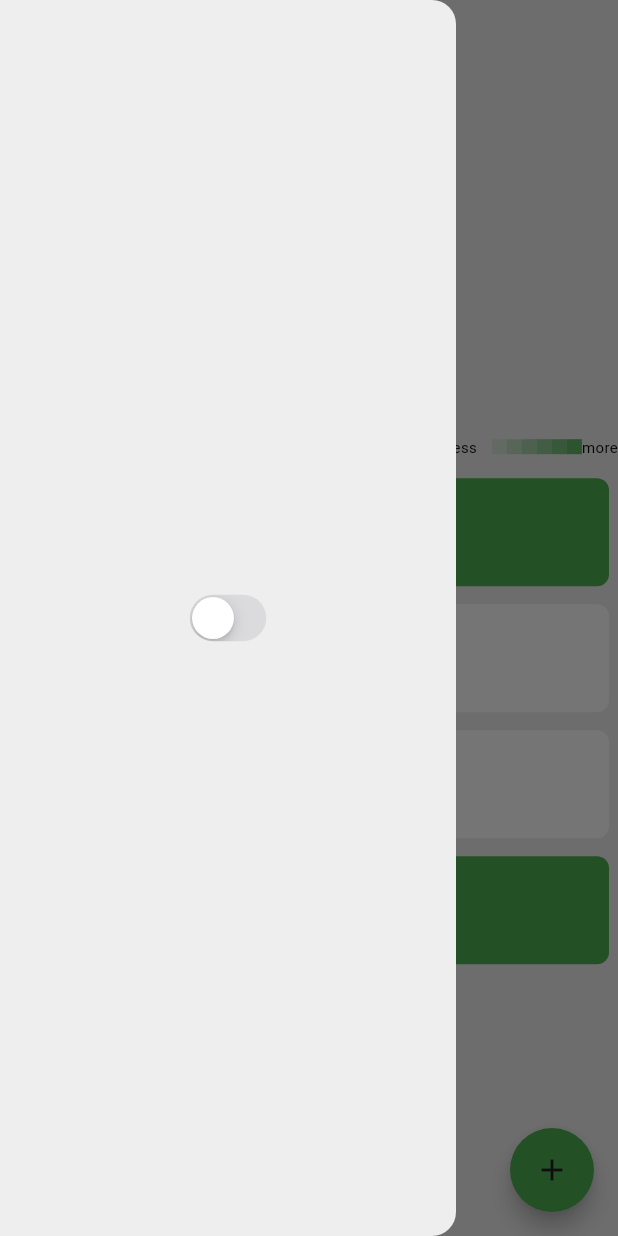
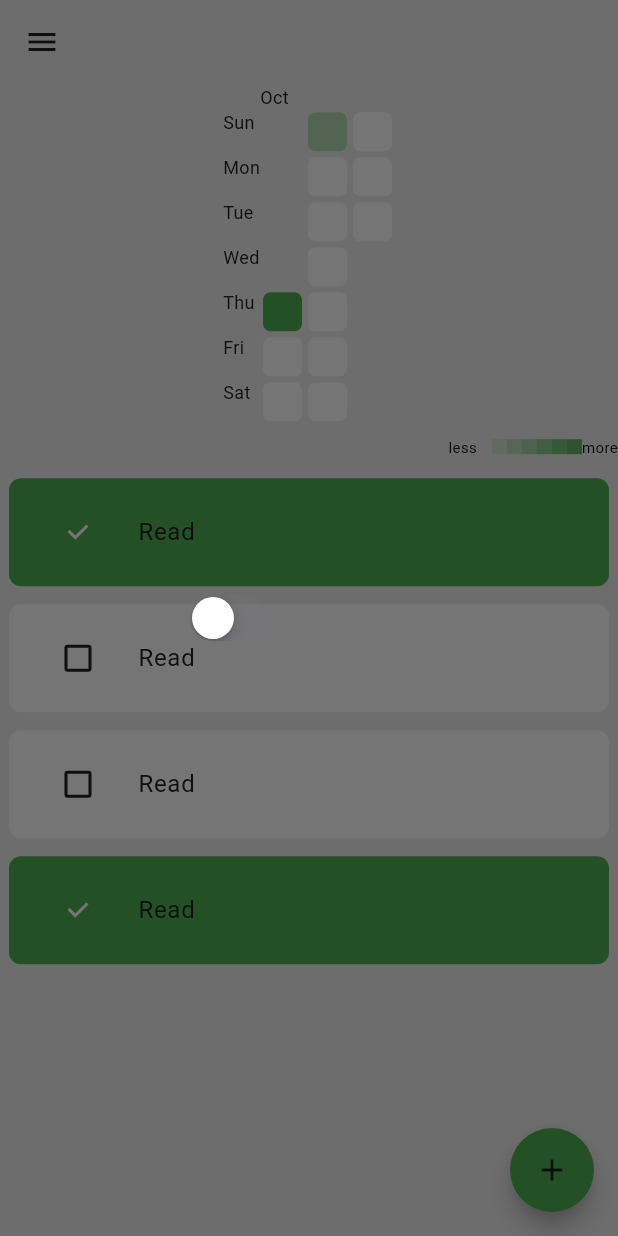
Before and after one commit to Eznira/habit_tracker, a Flutter app: the screen it shows after launch, with the side drawer open, on a phone screen of 412 x 824 dp. Run offline on Flutter 3.47's test engine with Material 3 defaults, Android fonts, the phone set to English and light mode, and no system bars; drawn by our look-alikes of flutter_heatmap_calendar, flutter_slidable; our stand-ins replace isar; accounts and stored records are empty.

Commit message:
UI: trasperent drawer!

```diff
--- a/lib/screens/home.dart
+++ b/lib/screens/home.dart
@@ -23,11 +23,24 @@ class Home extends StatelessWidget {
             IconThemeData(color: Theme.of(context).colorScheme.inversePrimary),
       ),
       drawer: Drawer(
-        child: CupertinoSwitch(
-          value: !Provider.of<ThemeProvider>(context).isLightMode,
-          onChanged: (value) =>
-              Provider.of<ThemeProvider>(context, listen: false).toggleTheme(),
-          activeColor: Colors.green,
+        backgroundColor: Colors.transparent,
+        child: InkWell(
+          onTap: () => Navigator.pop(context),
+          hoverColor: Colors.transparent,
+          splashColor: Colors.transparent,
+          child: SizedBox(
+            width: double.infinity,
+            height: double.infinity,
+            child: Center(
+              child: CupertinoSwitch(
+                value: !Provider.of<ThemeProvider>(context).isLightMode,
+                onChanged: (value) =>
+                    Provider.of<ThemeProvider>(context, listen: false)
+                        .toggleTheme(),
+                activeColor: Colors.green,
+              ),
+            ),
+          ),
         ),
       ),
       floatingActionButton: FloatingActionButton(
--- a/lib/themes/themes.dart
+++ b/lib/themes/themes.dart
@@ -15,8 +15,8 @@ ThemeData lightMode = ThemeData(
 // dark mode
 ThemeData darkMode = ThemeData(
   colorScheme: ColorScheme.light(
-    surface: Colors.grey.shade900,
-    primary: Colors.grey.shade700,
+    surface: Colors.black45,
+    primary: Colors.grey.shade800,
     secondary: Colors.grey.shade700,
     inversePrimary: Colors.grey.shade200,
     tertiary: Colors.white,
```
